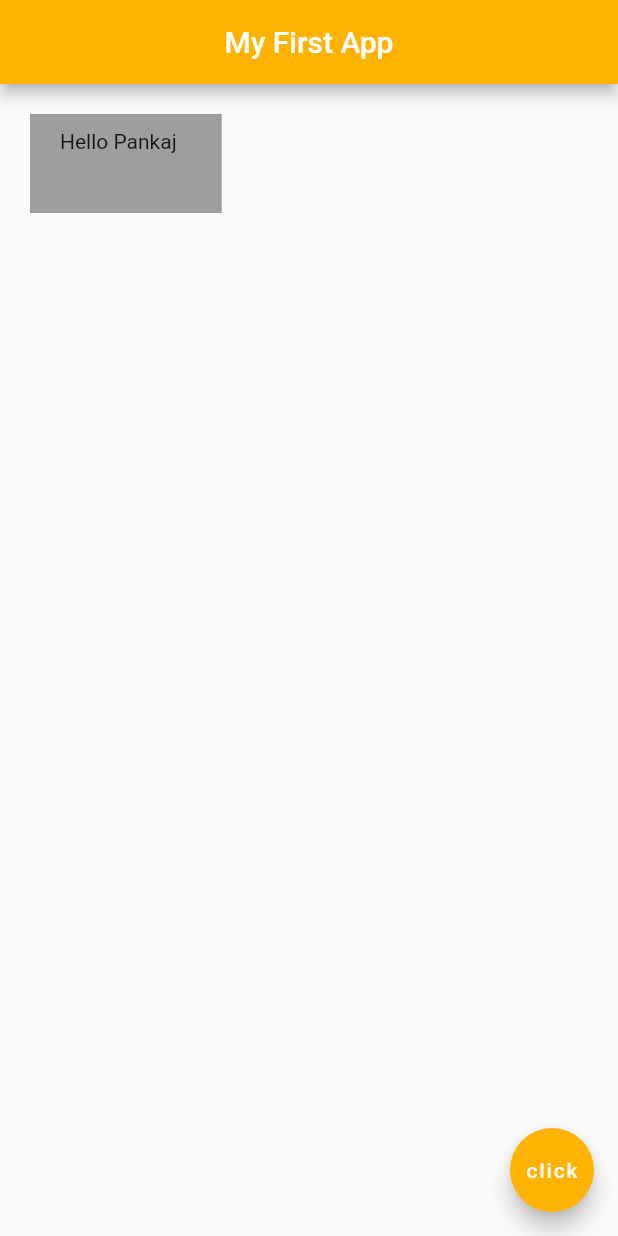
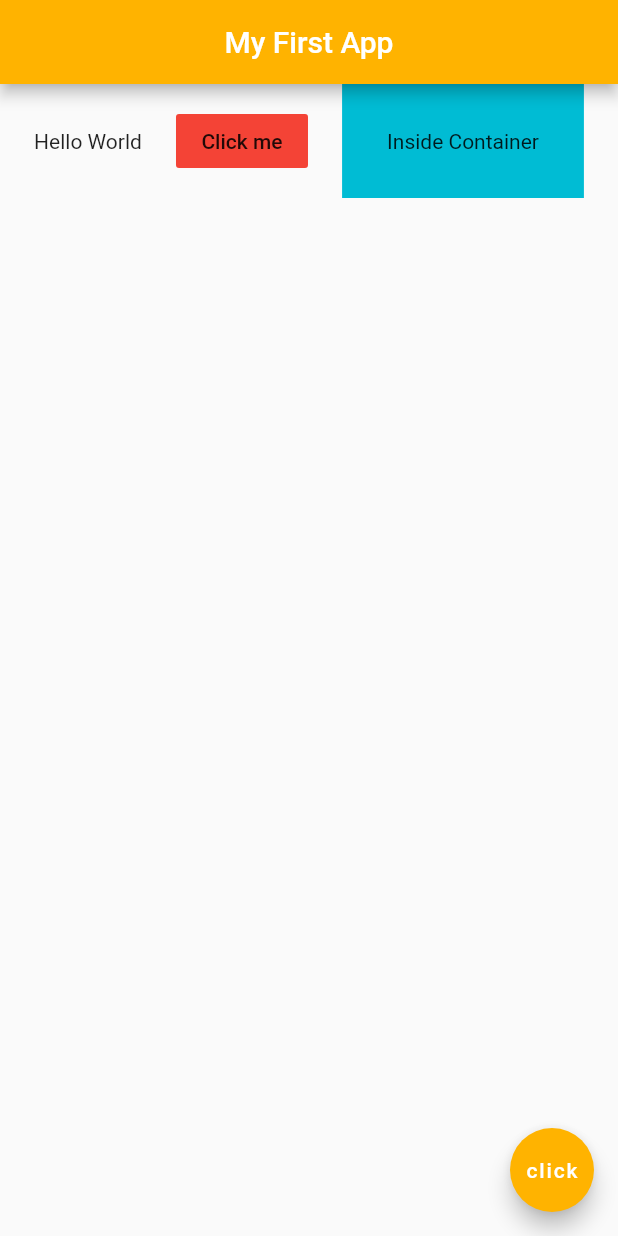
Before and after one commit to pankajatgithub/Flutter_first_project, a Flutter app: the screen it shows after launch, on a phone screen of 412 x 824 dp. Run offline on Flutter 3.47's test engine with Material 2 defaults, Android fonts, the phone set to English and light mode, and no system bars.

Commit message:
Row in flutter

```diff
--- a/lib/main.dart
+++ b/lib/main.dart
@@ -18,13 +18,23 @@ class Home extends StatelessWidget {
         centerTitle: true,
         backgroundColor:Colors.amber[600],
       ),
-      body: Container(
-        margin:EdgeInsets.all(20.0),
-        padding: EdgeInsets.fromLTRB(20.0, 10.0, 30.0, 40.0),
-        // padding: EdgeInsets.symmetric(horizontal: 10.0,vertical: 20.0),
-        // padding: EdgeInsets.all(20.0),
-        color: Colors.grey,
-        child: Text("Hello Pankaj"),
+      body:Row(
+        mainAxisAlignment: MainAxisAlignment.spaceEvenly,
+        crossAxisAlignment: CrossAxisAlignment.center,
+
+        children: [
+          Text("Hello World"),
+          FlatButton(
+              onPressed: (){},
+              child: Text("Click me"),
+            color: Colors.red,
+          ),
+          Container(
+            color: Colors.cyan,
+            padding: EdgeInsets.all(30.0),
+            child: Text("Inside Container"),
+          )
+        ],
       ),
       floatingActionButton: FloatingActionButton(
         onPressed: (){},
```
